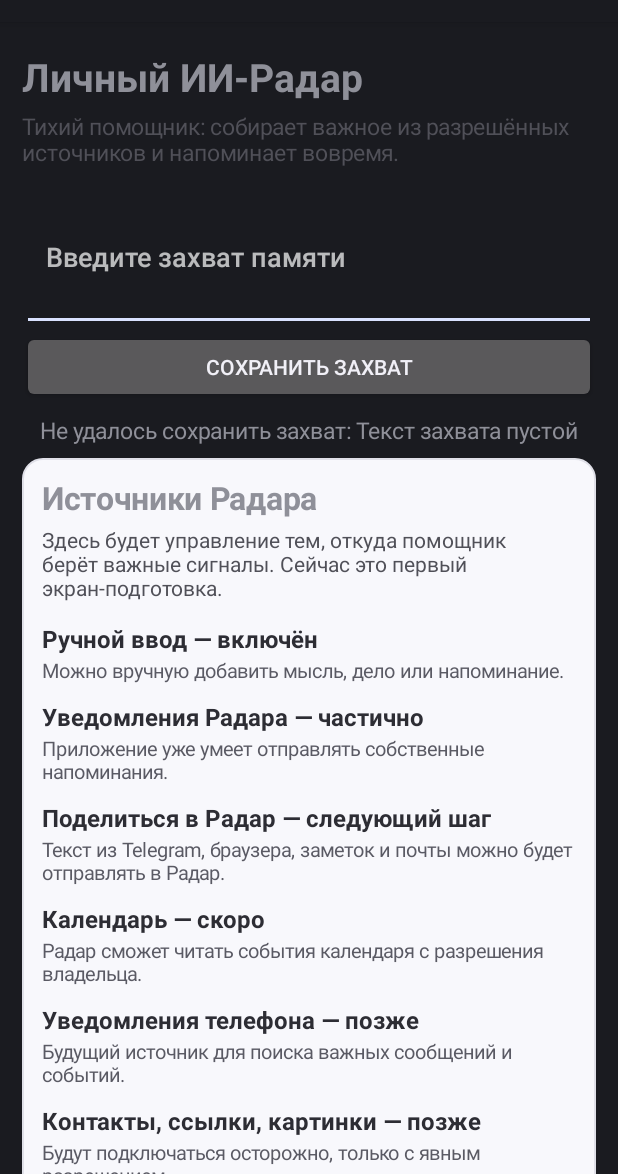
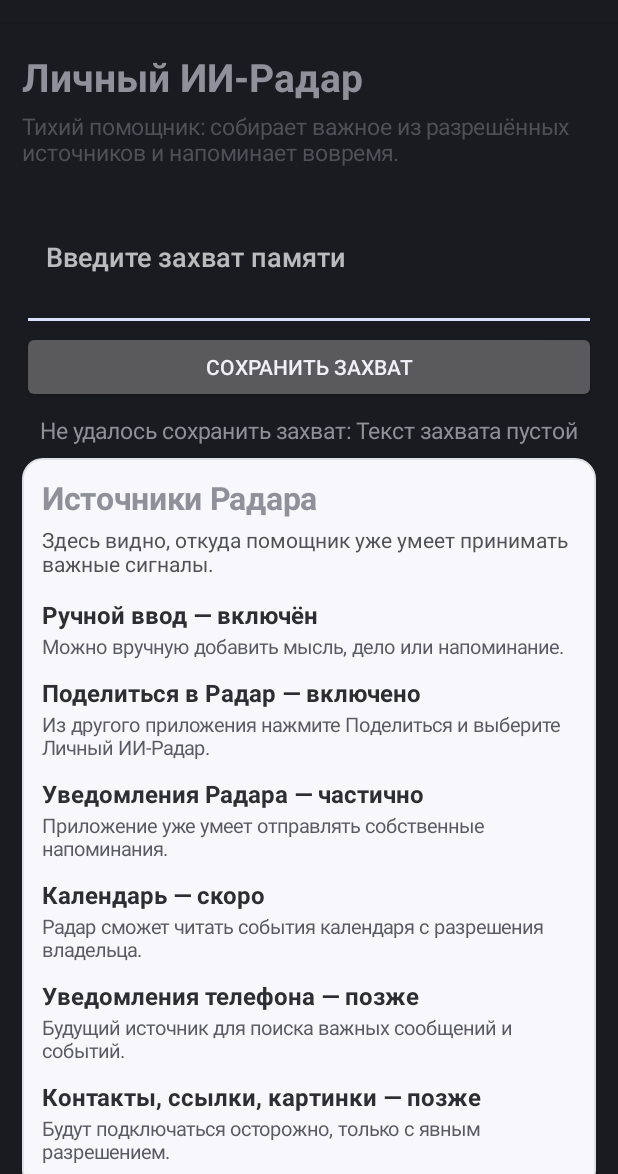
Before and after one commit to balakleets4-max/personal-ai-radar, an Android app: the screen it shows after launch (MainActivity), after a tap on "СОХРАНИТЬ ЗАХВАТ", on a phone screen of 412 x 824 dp, the part 62-1236 px from its top. Run offline under Robolectric (Android 15) with nearby library versions, the light colour scheme and no system bars; our stand-ins replace Room's generated code.

Commit message:
Handle shared text captures

```diff
--- a/src/main/kotlin/com/personalradar/app/MainActivity.kt
+++ b/src/main/kotlin/com/personalradar/app/MainActivity.kt
@@ -52,6 +52,13 @@ class MainActivity : Activity() {
         requestNotificationPermissionIfNeeded()
         requestExactAlarmPermissionIfNeeded()
         refreshRadarCards()
+        handleIncomingShare(intent)
+    }
+
+    override fun onNewIntent(intent: Intent) {
+        super.onNewIntent(intent)
+        setIntent(intent)
+        handleIncomingShare(intent)
     }
 
     private fun buildScreen(): ScrollView {
@@ -142,14 +149,14 @@ class MainActivity : Activity() {
                 setPadding(0, 0, 0, 6)
             })
             addView(TextView(this@MainActivity).apply {
-                text = "Здесь будет управление тем, откуда помощник берёт важные сигналы. Сейчас это первый экран-подготовка."
+                text = "Здесь видно, откуда помощник уже умеет принимать важные сигналы."
                 textSize = 14f
                 setTextColor(Color.rgb(80, 80, 88))
                 setPadding(0, 0, 0, 12)
             })
             addView(sourceRow("Ручной ввод", "включён", "Можно вручную добавить мысль, дело или напоминание."))
+            addView(sourceRow("Поделиться в Радар", "включено", "Из другого приложения нажмите Поделиться и выберите Личный ИИ-Радар."))
             addView(sourceRow("Уведомления Радара", "частично", "Приложение уже умеет отправлять собственные напоминания."))
-            addView(sourceRow("Поделиться в Радар", "следующий шаг", "Текст из Telegram, браузера, заметок и почты можно будет отправлять в Радар."))
             addView(sourceRow("Календарь", "скоро", "Радар сможет читать события календаря с разрешения владельца."))
             addView(sourceRow("Уведомления телефона", "позже", "Будущий источник для поиска важных сообщений и событий."))
             addView(sourceRow("Контакты, ссылки, картинки", "позже", "Будут подключаться осторожно, только с явным разрешением."))
@@ -209,15 +216,36 @@ class MainActivity : Activity() {
         }
     }
 
+    private fun handleIncomingShare(incomingIntent: Intent?) {
+        val text = extractSharedText(incomingIntent)?.trim() ?: return
+        if (text.isBlank()) return
+        input.setText(text)
+        saveCaptureText(text, fromShare = true)
+    }
+
+    private fun extractSharedText(incomingIntent: Intent?): String? {
+        if (incomingIntent?.action != Intent.ACTION_SEND) return null
+        if (incomingIntent.type != "text/plain") return null
+        return incomingIntent.getStringExtra(Intent.EXTRA_TEXT)
+            ?: incomingIntent.getCharSequenceExtra(Intent.EXTRA_TEXT)?.toString()
+    }
+
     private fun saveCapture() {
-        val text = input.text.toString()
+        saveCaptureText(input.text.toString(), fromShare = false)
+    }
+
+    private fun saveCaptureText(text: String, fromShare: Boolean) {
         CoroutineScope(Dispatchers.IO).launch {
             try {
-                val state = controller.saveCaptureAndLoadRadar(text, viewMode)
+                val state = controller.saveCaptureAndLoadRadar(text, RadarCardViewMode.ACTIVE)
                 withContext(Dispatchers.Main) {
+                    viewMode = RadarCardViewMode.ACTIVE
                     input.setText("")
                     renderState(state)
                     scheduleCreatedReminder(state)
+                    if (fromShare && state.createdCard?.dueAt == null) {
+                        status.text = "Текст принят через Поделиться. Карточка создана."
+                    }
                 }
             } catch (t: Throwable) {
                 withContext(Dispatchers.Main) {
```
